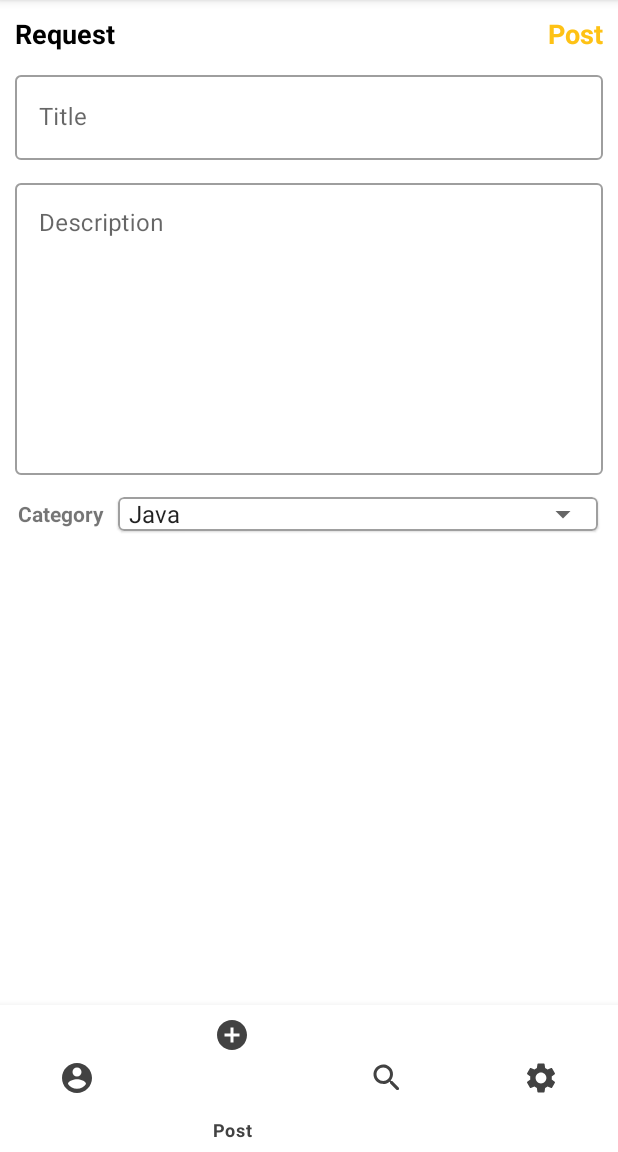
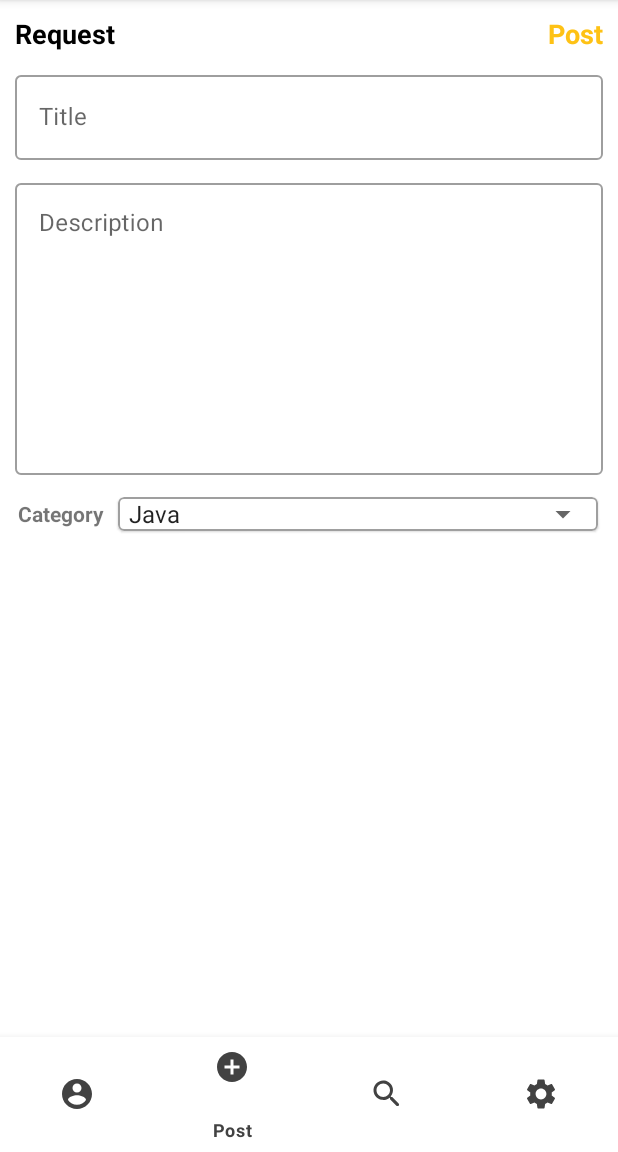
Before and after one commit to phuc16102001/beekey, an Android app: the MainActivity screen opened directly, with no data from a screen before it, item 2 of the bottom bar chosen, on a phone screen of 412 x 824 dp, the part 84-1236 px from its top. Run offline under Robolectric (Android 15) with nearby library versions, the phone set to English and light mode, and no system bars.

Commit message:
Fix the nullable of spinner view while calling event onItemSelected Fix UI of activity_main.xml for all devices

```diff
--- a/src/App/app/src/main/java/com/btree/beekey/Controller/Fragment/PostTaskFragment.kt
+++ b/src/App/app/src/main/java/com/btree/beekey/Controller/Fragment/PostTaskFragment.kt
@@ -1,12 +1,15 @@
 package com.btree.beekey.Controller.Fragment
 
+import android.content.Context
 import android.os.Bundle
+import android.util.Log
 import androidx.fragment.app.Fragment
 import android.view.LayoutInflater
 import android.view.View
 import android.view.ViewGroup
 import android.widget.AdapterView
 import android.widget.ArrayAdapter
+import android.widget.Spinner
 import android.widget.Toast
 import androidx.databinding.DataBindingUtil.setContentView
 import com.btree.beekey.R
@@ -36,7 +39,7 @@ class PostTaskFragment : Fragment(R.layout.fragment_post_task) {
     }
 
     override fun onViewCreated(view: View, savedInstanceState: Bundle?) {
-        val spinner = binding.spinnerCategory
+        val spinner:Spinner = view.findViewById(R.id.spinnerCategory)
         val category = resources.getStringArray(R.array.Category)
         val adapter = context?.let {
             ArrayAdapter(
@@ -49,7 +52,7 @@ class PostTaskFragment : Fragment(R.layout.fragment_post_task) {
             AdapterView.OnItemSelectedListener {
             override fun onItemSelected(
                 parent: AdapterView<*>,
-                view: View, position: Int, id: Long
+                view: View?, position: Int, id: Long
             ) {
 //                Toast.makeText(
 //                    context,
--- a/src/App/app/src/main/res/layout/activity_main.xml
+++ b/src/App/app/src/main/res/layout/activity_main.xml
@@ -6,15 +6,18 @@
     android:orientation="vertical"
     android:layout_width="match_parent"
     android:layout_height="match_parent"
-    tools:context=".Controller.Activity.MainActivity">
+    tools:context=".Controller.Activity.MainActivity"
+    android:weightSum="10">
 
     <FrameLayout
         android:id="@+id/flFragment"
+        android:layout_weight="1"
         android:layout_width="match_parent"
-        android:layout_height="670dp"/>
+        android:layout_height="match_parent"/>
 
     <com.google.android.material.bottomnavigation.BottomNavigationView
         android:id="@+id/bottom_bar"
+        android:layout_weight="9"
         android:layout_gravity="bottom"
         style="@style/Widget.MaterialComponents.BottomNavigationView.Colored"
         android:background="@color/white"
--- a/src/App/app/src/main/res/values/strings.xml
+++ b/src/App/app/src/main/res/values/strings.xml
@@ -47,7 +47,6 @@
     </string-array>
     <string name="hello_blank_fragment">Hello blank fragment</string>
     <string name="profile">Profile</string>
-    <string name="post">Post</string>
     <string name="search">Search</string>
     <string name="setting">Setting</string>
     <string name="my_request">My Request</string>
```
